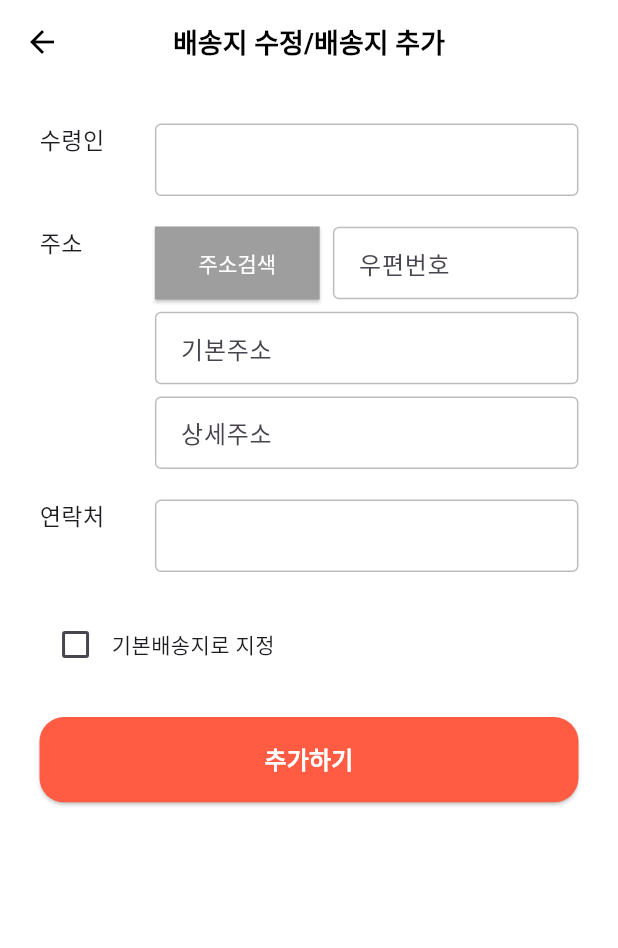
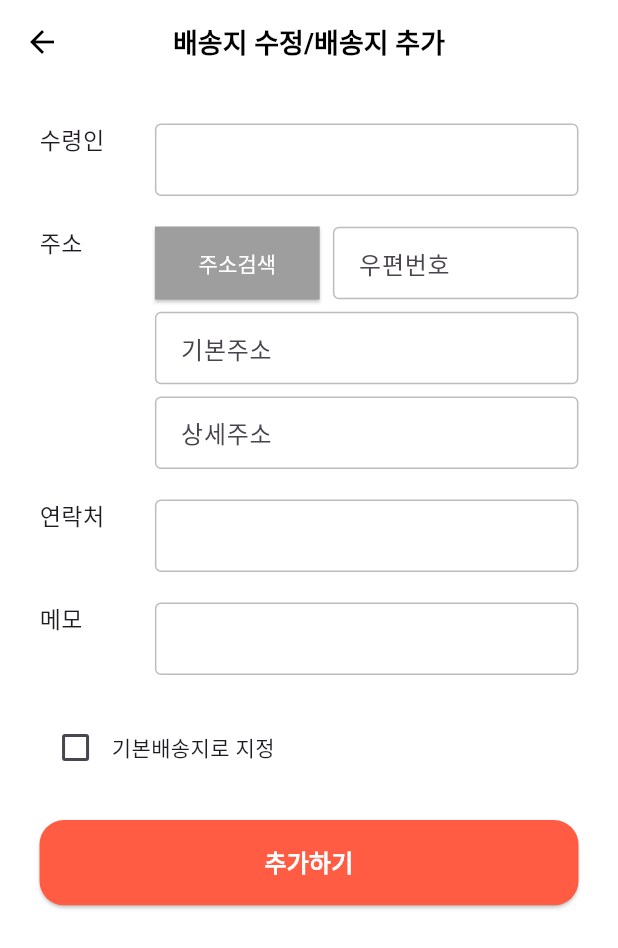
Before and after one commit to hshy1839/lucky_pang, a Flutter app: the ShippingCreateScreen screen opened by its route, on a phone screen of 412 x 824 dp. Shown: the top 948 px of the screen. Run offline on Flutter 3.47's test engine with Material 3 defaults, Android fonts, the phone set to English and light mode, and no system bars; our stand-ins replace carousel_slider, flutter_screenutil, flutter_secure_storage, image_picker, share_plus, shared_preferences and 1 more; missing offline and left inert: kakao_flutter_sdk_user; accounts and stored records are empty; network calls fail; Roboto replaces fonts that are missing (pretendard-regular); statements that could not run were skipped.

Commit message:
feat: 배송신청 시 배송지 업데이트 및 슬라이드 ui 추가

```diff
--- a/lib/views/profile_activity/shipping_activity/shipping_create_screen.dart
+++ b/lib/views/profile_activity/shipping_activity/shipping_create_screen.dart
@@ -1,8 +1,6 @@
 import 'dart:convert';
-
 import 'package:flutter/material.dart';
 import 'package:flutter_screenutil/flutter_screenutil.dart';
-
 import '../../../controllers/shipping_controller.dart';
 import 'address_search_screen.dart';
 
@@ -15,9 +13,13 @@ class ShippingCreateScreen extends StatefulWidget {
 
 class _ShippingCreateScreenState extends State<ShippingCreateScreen> {
   bool isDefault = false;
-  TextEditingController addressController = TextEditingController();
-  TextEditingController zipcodeController = TextEditingController();
-  TextEditingController detailAddressController = TextEditingController();
+
+  final TextEditingController recipientController = TextEditingController();
+  final TextEditingController phoneController = TextEditingController();
+  final TextEditingController memoController = TextEditingController();
+  final TextEditingController addressController = TextEditingController();
+  final TextEditingController zipcodeController = TextEditingController();
+  final TextEditingController detailAddressController = TextEditingController();
 
   @override
   Widget build(BuildContext context) {
@@ -37,12 +39,32 @@ class _ShippingCreateScreenState extends State<ShippingCreateScreen> {
         padding: EdgeInsets.all(24.w),
         child: Column(
           children: [
-            _buildLabeledField('수령인', TextField(decoration: _inputDecoration())),
+            _buildLabeledField(
+              '수령인',
+              TextField(
+                controller: recipientController,
+                decoration: _inputDecoration(),
+              ),
+            ),
             SizedBox(height: 20.h),
             _buildAddressFields(),
             SizedBox(height: 20.h),
-            _buildLabeledField('연락처',
-                TextField(decoration: _inputDecoration(), keyboardType: TextInputType.phone)),
+            _buildLabeledField(
+              '연락처',
+              TextField(
+                controller: phoneController,
+                decoration: _inputDecoration(),
+                keyboardType: TextInputType.phone,
+              ),
+            ),
+            SizedBox(height: 20.h),
+            _buildLabeledField(
+              '메모',
+              TextField(
+                controller: memoController,
+                decoration: _inputDecoration(),
+              ),
+            ),
             SizedBox(height: 24.h),
             Row(
               children: [
@@ -59,21 +81,28 @@ class _ShippingCreateScreenState extends State<ShippingCreateScreen> {
               height: 56.h,
               child: ElevatedButton(
                 onPressed: () async {
+                  final recipient = recipientController.text.trim();
+                  final phone = phoneController.text.trim();
+                  final memo = memoController.text.trim();
+                  final postcode = zipcodeController.text.trim();
                   final address = addressController.text.trim();
                   final address2 = detailAddressController.text.trim();
-    final postcode = zipcodeController.text.trim();
 
-    if (address.isEmpty || address2.isEmpty || postcode.isEmpty) {
+                  if ([recipient, phone, postcode, address, address2].any((e) => e.isEmpty)) {
                     ScaffoldMessenger.of(context).showSnackBar(
-    const SnackBar(content: Text('모든 주소 정보를 입력해주세요.')),
+                      const SnackBar(content: Text('모든 필수 정보를 입력해주세요.')),
                     );
                     return;
                   }
 
                   final success = await ShippingController.addShipping(
+                    recipient: recipient,
+                    phone: phone,
+                    memo: memo,
                     postcode: postcode,
                     address: address,
                     address2: address2,
+                    isDefault: isDefault,
                   );
 
                   if (success) {
@@ -95,7 +124,11 @@ class _ShippingCreateScreenState extends State<ShippingCreateScreen> {
                 ),
                 child: const Text(
                   '추가하기',
-                  style: TextStyle(color: Colors.white, fontWeight: FontWeight.bold, fontSize: 16),
+                  style: TextStyle(
+                    color: Colors.white,
+                    fontWeight: FontWeight.bold,
+                    fontSize: 16,
+                  ),
                 ),
               ),
             )
@@ -105,7 +138,6 @@ class _ShippingCreateScreenState extends State<ShippingCreateScreen> {
     );
   }
 
-  // ✅ 왼쪽 라벨 + 오른쪽 위젯 조합
   Widget _buildLabeledField(String label, Widget field) {
     return Row(
       crossAxisAlignment: CrossAxisAlignment.start,
@@ -122,7 +154,6 @@ class _ShippingCreateScreenState extends State<ShippingCreateScreen> {
     );
   }
 
-  // ✅ 주소 3줄 (주소검색 버튼 포함)
   Widget _buildAddressFields() {
     return Row(
       crossAxisAlignment: CrossAxisAlignment.start,
@@ -146,11 +177,12 @@ class _ShippingCreateScreenState extends State<ShippingCreateScreen> {
                       onPressed: () async {
                         final selected = await Navigator.push(
                           context,
-                          MaterialPageRoute(builder: (_) => const AddressSearchScreen()),
+                          MaterialPageRoute(
+                            builder: (_) => const AddressSearchScreen(),
+                          ),
                         );
                         if (selected != null) {
                           print("선택된 주소: $selected");
-
                           setState(() {
                             zipcodeController.text = selected['zonecode'] ?? '';
                             addressController.text = selected['address'] ?? '';
@@ -159,7 +191,9 @@ class _ShippingCreateScreenState extends State<ShippingCreateScreen> {
                       },
                       style: ElevatedButton.styleFrom(
                         backgroundColor: Colors.grey,
-                        shape: RoundedRectangleBorder(borderRadius: BorderRadius.zero),
+                        shape: RoundedRectangleBorder(
+                          borderRadius: BorderRadius.zero,
+                        ),
                       ),
                       child: const Text('주소검색', style: TextStyle(color: Colors.white)),
                     ),
@@ -192,7 +226,6 @@ class _ShippingCreateScreenState extends State<ShippingCreateScreen> {
     );
   }
 
-  // ✅ 사각형 입력창 스타일
   InputDecoration _inputDecoration() {
     return InputDecoration(
       contentPadding: EdgeInsets.symmetric(horizontal: 12.w, vertical: 12.h),
```
Also changed, not shown: lib/controllers/shipping_controller.dart (+37 -0 lines), lib/views/order_activity/delivery_request_screen.dart (+100 -19 lines), lib/views/widget/shipping_card.dart (added, +98 -0 lines). Lines whose indentation alone changed are shown as unchanged.
